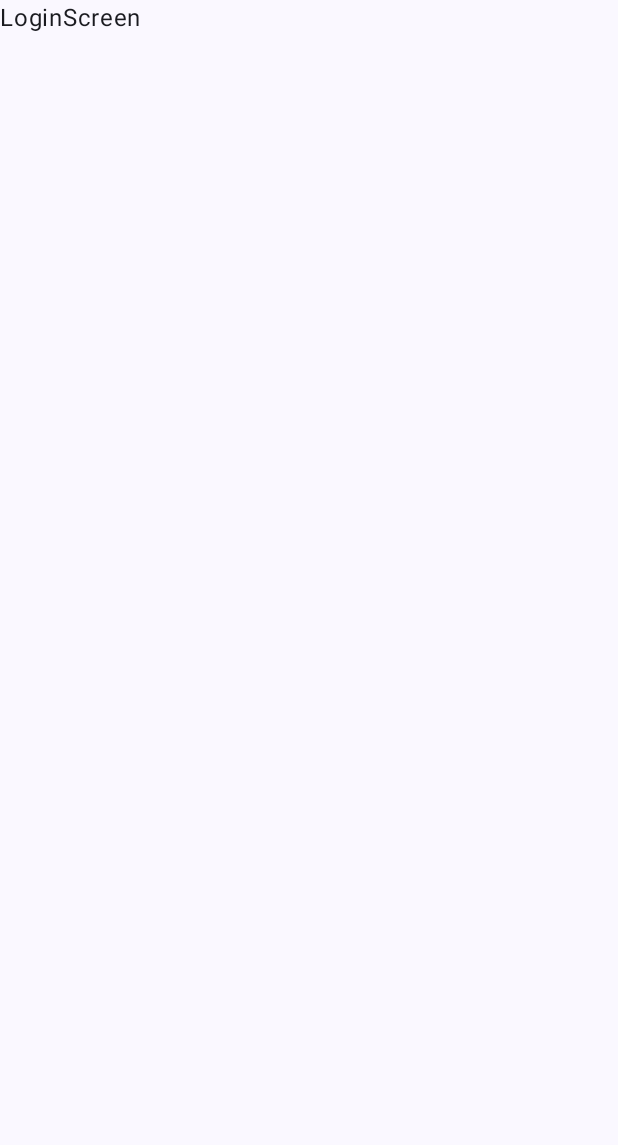
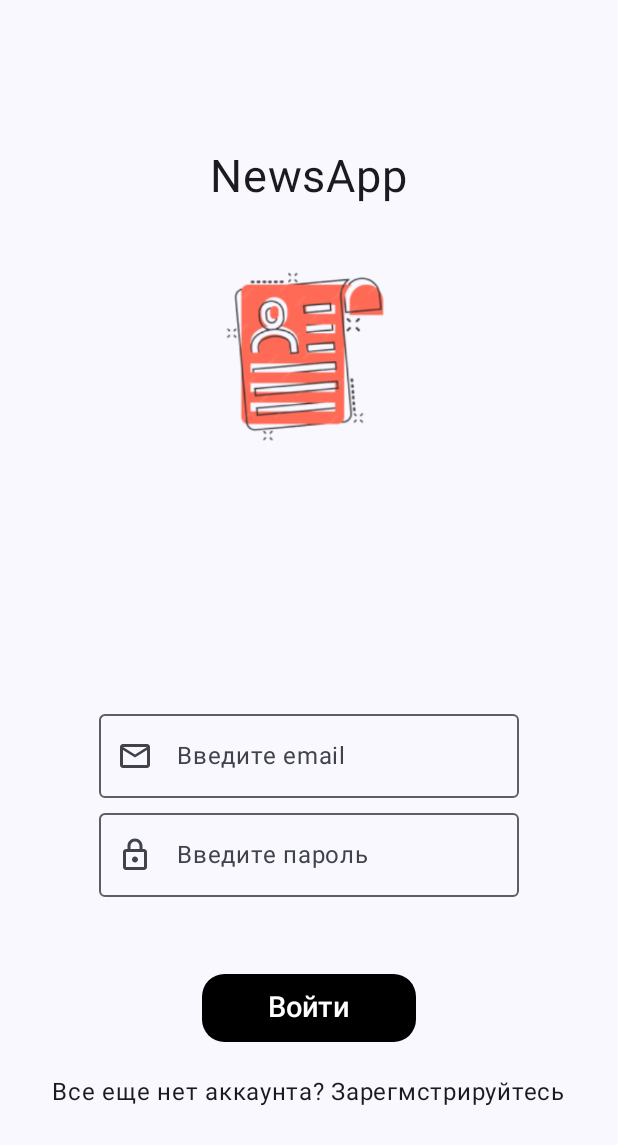
Before and after one commit to serrokitskiy/NewsApp, an Android app built with Jetpack Compose: the screen it shows after launch (MainActivity), on a phone screen of 412 x 824 dp. Before the commit the part shown is almost empty. Shown: the top 1145 px of the screen. Run offline under Robolectric (Android 15) with nearby library versions, the phone set to English and light mode, and no system bars; our stand-ins replace Dagger/Hilt's generated code.

Commit message:
LoginScreen added view elements

```diff
--- a/app/src/main/java/dev/rokitskiy/newsapp/presentation/navigation/MainNavigation.kt
+++ b/app/src/main/java/dev/rokitskiy/newsapp/presentation/navigation/MainNavigation.kt
@@ -32,10 +32,12 @@ fun MainNav(
         startDestination = Screen.Login
     ){
         composable<Screen.Login> {
-            LoginScreen { navigateTo ->
-                navHostController.navigate(navigateTo)
+            LoginScreen(
+                onNavigateTo = { navigateTo ->
+                    navHostController.navigate(navigateTo)
+                }
+            )
 
-            }
         }
         composable<Screen.Register> {
             RegisterScreen {
--- a/app/src/main/java/dev/rokitskiy/newsapp/presentation/screen/LoginScreen.kt
+++ b/app/src/main/java/dev/rokitskiy/newsapp/presentation/screen/LoginScreen.kt
@@ -1,23 +1,112 @@
 package dev.rokitskiy.newsapp.presentation.screen
 
+import androidx.compose.foundation.Image
+import androidx.compose.foundation.clickable
 import androidx.compose.foundation.layout.Arrangement
 import androidx.compose.foundation.layout.Column
+import androidx.compose.foundation.layout.fillMaxSize
+import androidx.compose.foundation.layout.padding
+import androidx.compose.foundation.layout.size
+import androidx.compose.material.icons.Icons
+import androidx.compose.material.icons.filled.Email
+import androidx.compose.material.icons.outlined.Email
+import androidx.compose.material.icons.outlined.Lock
+import androidx.compose.material3.Icon
+import androidx.compose.material3.OutlinedTextField
 import androidx.compose.material3.Text
 import androidx.compose.runtime.Composable
 import androidx.compose.ui.Alignment
 import androidx.compose.ui.Modifier
+import androidx.compose.ui.autofill.AutofillType
+import androidx.compose.ui.graphics.vector.rememberVectorPainter
+import androidx.compose.ui.res.painterResource
+import androidx.compose.ui.res.stringResource
+import androidx.compose.ui.text.input.PasswordVisualTransformation
+import androidx.compose.ui.tooling.preview.Preview
+import androidx.compose.ui.unit.dp
+import androidx.compose.ui.unit.sp
+import androidx.lifecycle.viewmodel.compose.viewModel
+import dev.rokitskiy.newsapp.R
 import dev.rokitskiy.newsapp.presentation.navigation.Screen
+import dev.rokitskiy.newsapp.presentation.screen.viewmodel.LoginScreenViewModel
+import dev.rokitskiy.newsapp.presentation.ui.component.StyledButton
+import javax.security.auth.callback.PasswordCallback
 
 @Composable
 fun LoginScreen(
-    onNavigateTo: (Screen) -> Unit
+    onNavigateTo: (Screen) -> Unit = {},
+    viewModel: LoginScreenViewModel = viewModel()
+
 ) {
     Column(
-        verticalArrangement = Arrangement.Center,
+        modifier = Modifier.fillMaxSize(),
         horizontalAlignment = Alignment.CenterHorizontally
     ) {
         Text(
-            text = "LoginScreen"
+            text = stringResource(id = R.string.app_name),
+            fontSize = 30.sp,
+            modifier = Modifier.padding(top = 100.dp)
+        )
+        Image(
+            painter = painterResource(id = R.drawable.login_image_news_app),
+            contentDescription = "News app login image",
+            modifier = Modifier
+                .size(160.dp)
+                .padding(top = 20.dp)
+        )
+        OutlinedTextField(
+            modifier = Modifier.padding(top = 180.dp),
+            value = viewModel.email,
+            onValueChange = viewModel::updateEmail,
+            leadingIcon = {
+                Icon(
+                    painter = rememberVectorPainter(image = Icons.Outlined.Email),
+                    contentDescription = null
+                )
+            },
+            placeholder = {
+                Text(text = stringResource(id = R.string.enter_email))
+            }
+        )
+        OutlinedTextField(
+            value = viewModel.password,
+            onValueChange = viewModel::updatePassword,
+            leadingIcon = {
+                Icon(
+                    painter = rememberVectorPainter(image = Icons.Outlined.Lock),
+                    contentDescription = null
+                )
+            },
+            modifier = Modifier.padding(top = 10.dp),
+            visualTransformation = PasswordVisualTransformation(),
+            placeholder = {
+                Text(text = stringResource(id = R.string.enter_password))
+            }
+        )
+
+        StyledButton(
+            onClick = {},
+            modifier = Modifier.padding(top = 50.dp)
+        ) {
+            Text(
+                text = stringResource(id = R.string.login),
+                fontSize = 19.sp
+            )
+        }
+        Text(
+            text = stringResource(id = R.string.no_account_registration),
+            fontSize = 16.sp,
+            modifier = Modifier
+                .padding(top = 20.dp)
+                .clickable {
+                    onNavigateTo(Screen.Register)
+                }
         )
     }
 }
+
+@Composable
+@Preview(showBackground = true)
+fun LoginScreenPreview() {
+    LoginScreen()
+}
--- /dev/null
+++ b/app/src/main/java/dev/rokitskiy/newsapp/presentation/screen/viewmodel/LoginScreenViewModel.kt
@@ -0,0 +1,23 @@
+package dev.rokitskiy.newsapp.presentation.screen.viewmodel
+
+import androidx.compose.runtime.getValue
+import androidx.compose.runtime.mutableStateOf
+import androidx.compose.runtime.setValue
+import androidx.lifecycle.ViewModel
+
+class LoginScreenViewModel : ViewModel() {
+    var email by mutableStateOf("")
+        private set
+
+    var password by mutableStateOf("")
+        private set
+
+    fun updateEmail(newEmail: String) {
+        this.email = newEmail
+    }
+    fun updatePassword(newPassword: String) {
+        this.password = newPassword
+
+    }
+
+}
--- /dev/null
+++ b/app/src/main/java/dev/rokitskiy/newsapp/presentation/ui/component/Button.kt
@@ -0,0 +1,34 @@
+package dev.rokitskiy.newsapp.presentation.ui.component
+
+import androidx.compose.foundation.layout.Box
+import androidx.compose.foundation.layout.padding
+import androidx.compose.foundation.shape.RoundedCornerShape
+import androidx.compose.material3.Button
+import androidx.compose.material3.ButtonDefaults
+import androidx.compose.runtime.Composable
+import androidx.compose.ui.Modifier
+import androidx.compose.ui.graphics.Color
+import androidx.compose.ui.unit.dp
+
+@Composable
+fun StyledButton(
+    modifier: Modifier = Modifier,
+    onClick: () -> Unit,
+    content: @Composable () -> Unit
+){
+    Button(
+        modifier = modifier,
+        onClick = onClick,
+        shape = RoundedCornerShape(size = 15.dp),
+        colors = ButtonDefaults.buttonColors(
+            containerColor = Color.Black
+        )
+    ) {
+        Box(
+            modifier = Modifier.padding(horizontal = 20.dp, vertical = 3.dp)
+        ){
+            content()
+        }
+
+    }
+}
--- a/app/src/main/res/values/strings.xml
+++ b/app/src/main/res/values/strings.xml
@@ -1,3 +1,7 @@
 <resources>
     <string name="app_name">NewsApp</string>
+    <string name="enter_email">Введите email</string>
+    <string name="enter_password">Введите пароль</string>
+    <string name="login">Войти</string>
+    <string name="no_account_registration">Все еще нет аккаунта? Зарегмстрируйтесь</string>">
 </resources>
```
Also changed, not shown: app/src/main/res/drawable/login_image_news_app.png (added).
